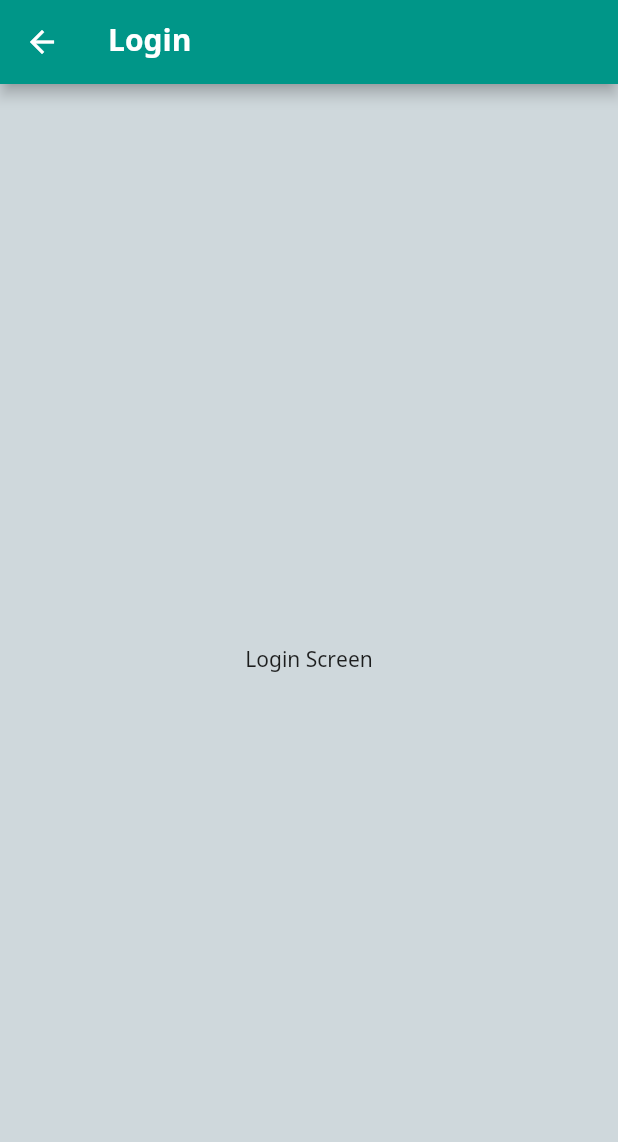
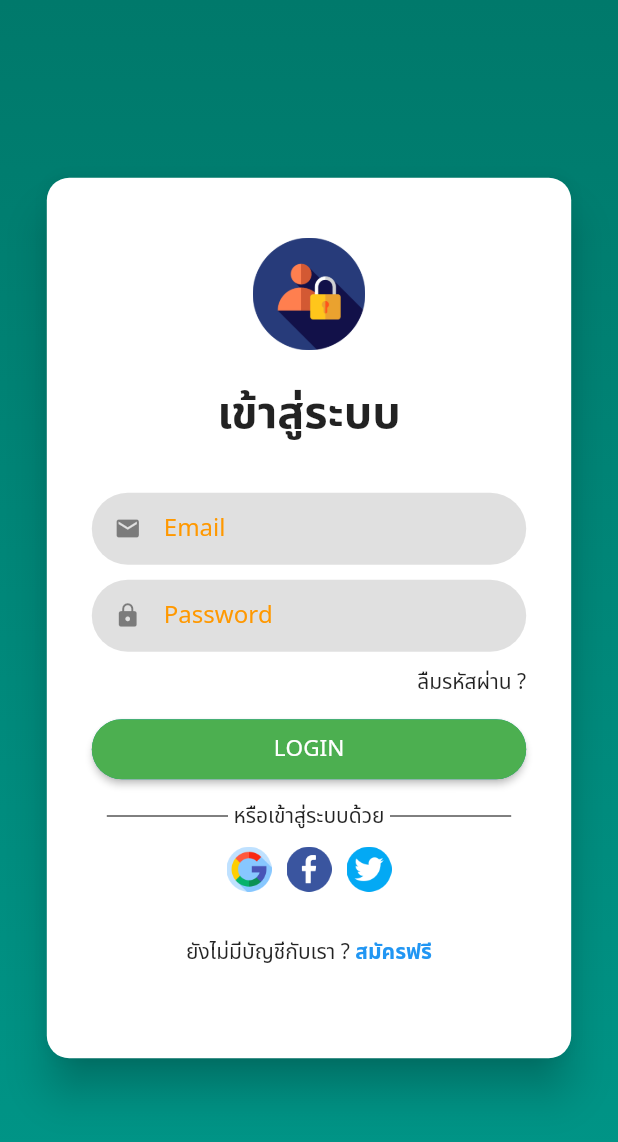
Before and after one commit to atthana/flutter3_nodejs_store, a Flutter app: the screen it shows after launch, after a tap on the "arrow forward" icon, after a tap on "ข้าม", on a phone screen of 412 x 824 dp. Shown: the top 1142 px of the screen. Run offline on Flutter 3.47's test engine with Material 2 defaults, Android fonts, the phone set to English and light mode, and no system bars; our stand-ins replace introduction_screen.

```diff
--- /dev/null
+++ b/lib/components/mobile_layout.dart
@@ -0,0 +1,28 @@
+import 'package:flutter/material.dart';
+
+class MobileLayout extends StatelessWidget {
+
+  final Image imageWidget;
+  final Widget dataWidget;
+
+  const MobileLayout(
+      {Key? key, required this.imageWidget, required this.dataWidget})
+      : super(key: key);
+
+  @override
+  Widget build(BuildContext context) {
+    return Padding(
+      padding: const EdgeInsets.symmetric(vertical: 40, horizontal: 10),
+      child: Column(
+        children: [
+          imageWidget,
+          SizedBox(
+            // width 80% of screen
+            width: MediaQuery.of(context).size.width * 0.8,
+            child: dataWidget,
+          )
+        ],
+      ),
+    );
+  }
+}
--- /dev/null
+++ b/lib/components/responsive_layout.dart
@@ -0,0 +1,56 @@
+// ignore_for_file: prefer_const_literals_to_create_immutables, prefer_const_constructors, avoid_unnecessary_containers
+// TODO: หน้านี้เอาไว้เช็คว่า user เปิดที่อุปกรณ์อะไร web or mobile, หน้าจออยู่ใน size เท่าไหร่
+
+import 'package:flutter/material.dart';
+import 'package:flutter_node_store/themes/colors.dart';
+
+class ResponsiveLayout extends StatelessWidget {
+  final Widget webChild;
+  final Widget mobileChild;
+
+  const ResponsiveLayout(
+      {Key? key, required this.webChild, required this.mobileChild})
+      : super(key: key);
+
+  @override
+  Widget build(BuildContext context) {
+    return Scaffold(
+      body: Container(
+          decoration: BoxDecoration(
+            gradient: LinearGradient(
+              colors: [primaryDark, primary],
+              begin: Alignment.topCenter,
+              end: Alignment.bottomCenter,
+            ),
+          ),
+          child: Center(
+            child: SingleChildScrollView(
+              child: Container(
+                child: Padding(
+                  padding: const EdgeInsets.all(10.0),
+                  child: Card(
+                    elevation: 12,
+                    shape: RoundedRectangleBorder(
+                      borderRadius: BorderRadius.circular(15),
+                    ),
+
+                    // Using for responsive layout
+                    child: LayoutBuilder(builder: (
+                      BuildContext context,
+                      BoxConstraints constraints,
+                    ) {
+                      // เราจะใช้ constraints มาเช็คว่าหน้าจอของเรามีขนาดเท่าไหร่
+                      Widget childWidget = mobileChild;
+                      if (constraints.maxWidth > 800) {
+                        childWidget = webChild;
+                      }
+                      return childWidget;
+                    }),
+                  ),
+                ),
+              ),
+            ),
+          )),
+    );
+  }
+}
--- /dev/null
+++ b/lib/components/rounded_button.dart
@@ -0,0 +1,36 @@
+import 'package:flutter/material.dart';
+
+class RoundedButton extends StatelessWidget {
+
+  final String label;
+  final VoidCallback onPressed;
+
+  const RoundedButton({Key? key, required this.label, required this.onPressed}) : super(key: key);
+
+  @override
+  Widget build(BuildContext context) {
+    return ElevatedButton(
+      onPressed: onPressed,
+      style: ElevatedButton.styleFrom(
+        padding: EdgeInsets.zero,
+        shape: RoundedRectangleBorder(
+          borderRadius: BorderRadius.circular(20),
+        ),
+      ),
+      child: Ink(
+        decoration: BoxDecoration(
+          color: Colors.green,
+          borderRadius: BorderRadius.circular(20),
+        ),
+        child: Container(
+          height: 40,
+          alignment: Alignment.center,
+          child: Text(
+            label,
+            style: const TextStyle(fontSize: 15),
+          ),
+        ),
+      ),
+    );
+  }
+}
--- /dev/null
+++ b/lib/components/social_media_options.dart
@@ -0,0 +1,64 @@
+import 'package:flutter/material.dart';
+
+class SocialMediaOptions extends StatelessWidget {
+  const SocialMediaOptions({Key? key}) : super(key: key);
+
+  @override
+  Widget build(BuildContext context) {
+    return Padding(
+      padding: const EdgeInsets.symmetric(horizontal: 10),
+      child: Column(
+        children: [
+          const Row(
+            children: [
+              Expanded(
+                  child: Divider(
+                color: Colors.black,
+              )),
+              Text(" หรือเข้าสู่ระบบด้วย "),
+              Expanded(
+                  child: Divider(
+                color: Colors.black,
+              )),
+            ],
+          ),
+          const SizedBox(
+            height: 10,
+          ),
+          Row(
+            mainAxisAlignment: MainAxisAlignment.center,
+            children: [
+              InkWell(
+                onTap: () {},
+                child: Image.asset(
+                  "assets/images/google.png",
+                  width: 30,
+                ),
+              ),
+              const SizedBox(
+                width: 10,
+              ),
+              InkWell(
+                onTap: () {},
+                child: Image.asset(
+                  "assets/images/facebook.png",
+                  width: 30,
+                ),
+              ),
+              const SizedBox(
+                width: 10,
+              ),
+              InkWell(
+                onTap: () {},
+                child: Image.asset(
+                  "assets/images/twitter.png",
+                  width: 30,
+                ),
+              ),
+            ],
+          )
+        ],
+      ),
+    );
+  }
+}
--- /dev/null
+++ b/lib/components/web_layout.dart
@@ -0,0 +1,40 @@
+import 'package:flutter/material.dart';
+
+class WebLayout extends StatelessWidget {
+
+  final Image imageWidget;
+  final Widget dataWidget;
+
+  const WebLayout(
+      {Key? key, required this.imageWidget, required this.dataWidget})
+      : super(key: key);
+
+  @override
+  Widget build(BuildContext context) {
+    return Padding(
+      padding: const EdgeInsets.symmetric(vertical: 10),
+      child: Column(
+        children: [
+          Row(
+            mainAxisAlignment: MainAxisAlignment.center,
+            mainAxisSize: MainAxisSize.min,
+            children: [
+              SizedBox(
+                width: 300,
+                child: Row(
+                  mainAxisAlignment: MainAxisAlignment.center,
+                  crossAxisAlignment: CrossAxisAlignment.center,
+                  children: [imageWidget],
+                ),
+              ),
+              SizedBox(
+                width: 400,
+                child: dataWidget,
+              )
+            ],
+          )
+        ],
+      ),
+    );
+  }
+}
--- /dev/null
+++ b/lib/screens/login/login_form.dart
@@ -0,0 +1,156 @@
+// ignore_for_file: unused_field, must_be_immutable
+
+import 'package:flutter/material.dart';
+import 'package:flutter_node_store/components/rounded_button.dart';
+import 'package:flutter_node_store/components/social_media_options.dart';
+
+class LoginForm extends StatelessWidget {
+  LoginForm({Key? key}) : super(key: key);
+
+  // สร้าง GlobalKey สำหรับ Form นี้
+  final _formKeyLogin = GlobalKey<FormState>();
+
+  // สร้าง TextEditingController
+  final _emailController = TextEditingController();
+  final _passwordController = TextEditingController();
+
+  @override
+  Widget build(BuildContext context) {
+    return Padding(
+      padding: const EdgeInsets.all(20.0),
+      child: Column(
+        children: [
+          const Text(
+            "เข้าสู่ระบบ",
+            style: TextStyle(
+              fontSize: 30,
+              fontWeight: FontWeight.bold,
+            ),
+          ),
+          const SizedBox(
+            height: 30,
+          ),
+          Form(
+              key: _formKeyLogin,
+              child: Column(children: [
+                TextFormField(
+                  controller: _emailController,
+                  keyboardType: TextInputType.emailAddress,
+                  autofocus: false,
+                  enableSuggestions: false,
+                  autocorrect: false,
+                  decoration: InputDecoration(
+                    hintText: "Email",
+                    prefixIcon: const Icon(Icons.email),
+                    border: OutlineInputBorder(
+                      borderRadius: BorderRadius.circular(40),
+                      borderSide:
+                          const BorderSide(width: 0, style: BorderStyle.none),
+                    ),
+                    filled: true,
+                    isDense: true,
+                    contentPadding: const EdgeInsets.fromLTRB(10, 10, 10, 10),
+                    fillColor: Colors.grey[300],
+                  ),
+                  validator: (value) {
+                    if (value == null || value.isEmpty) {
+                      return "กรุณากรอกอีเมล";
+                    } else if (!value.contains("@")) {
+                      return "กรุณากรอกอีเมลให้ถูกต้อง";
+                    }
+                    return null;
+                  },
+                ),
+                const SizedBox(
+                  height: 10,
+                ),
+                TextFormField(
+                  controller: _passwordController,
+                  obscureText: true,
+                  decoration: InputDecoration(
+                    hintText: "Password",
+                    prefixIcon: const Icon(Icons.lock),
+                    border: OutlineInputBorder(
+                      borderRadius: BorderRadius.circular(40),
+                      borderSide:
+                          const BorderSide(width: 0, style: BorderStyle.none),
+                    ),
+                    filled: true,
+                    isDense: true,
+                    contentPadding: const EdgeInsets.fromLTRB(10, 10, 10, 10),
+                    fillColor: Colors.grey[300],
+                  ),
+                  validator: (value) {
+                    if (value == null || value.isEmpty) {
+                      return "กรุณากรอกรหัสผ่าน";
+                    } else if (value.length < 6) {
+                      return "กรุณากรอกรหัสผ่านอย่างน้อย 6 ตัวอักษร";
+                    }
+                    return null;
+                  },
+                ),
+                const SizedBox(
+                  height: 10,
+                ),
+                Row(
+                  mainAxisAlignment: MainAxisAlignment.end,
+                  children: [
+                    InkWell(
+                      onTap: () {
+                        //Open Forgot password screen here
+                      },
+                      child: const Text("ลืมรหัสผ่าน ?"),
+                    )
+                  ],
+                ),
+                const SizedBox(
+                  height: 10,
+                ),
+                RoundedButton(
+                    label: "LOGIN",
+                    onPressed: () {
+
+                      // ตรวจสอบข้อมูลฟอร์ม
+                      if (_formKeyLogin.currentState!.validate()) {
+
+                        // ถ้าข้อมูลผ่านการตรวจสอบ ให้ทำการบันทึกข้อมูล
+                        _formKeyLogin.currentState!.save();
+
+                        // แสดงข้อมูลที่บันทึกใน Console
+                        print("Email: ${_emailController.text}");
+                        print("Password: ${_passwordController.text}");
+                      }
+
+                    })
+              ])),
+          const SizedBox(
+            height: 10,
+          ),
+          const SocialMediaOptions(),
+          const SizedBox(
+            height: 30,
+          ),
+          Row(
+            mainAxisAlignment: MainAxisAlignment.center,
+            children: [
+              const Text("ยังไม่มีบัญชีกับเรา ? "),
+              InkWell(
+                onTap: () {
+                  //Open Sign up screen here
+
+                },
+                child: const Text(
+                  "สมัครฟรี",
+                  style: TextStyle(
+                    color: Colors.blue,
+                    fontWeight: FontWeight.bold,
+                  ),
+                ),
+              )
+            ],
+          )
+        ],
+      ),
+    );
+  }
+}
--- a/lib/screens/login/login_screen.dart
+++ b/lib/screens/login/login_screen.dart
@@ -1,6 +1,10 @@
 // ignore_for_file: prefer_const_constructors
 
 import 'package:flutter/material.dart';
+import 'package:flutter_node_store/components/mobile_layout.dart';
+import 'package:flutter_node_store/components/responsive_layout.dart';
+import 'package:flutter_node_store/components/web_layout.dart';
+import 'package:flutter_node_store/screens/login/login_form.dart';
 
 class LoginScreen extends StatefulWidget {
   const LoginScreen({super.key});
@@ -12,13 +16,21 @@ class LoginScreen extends StatefulWidget {
 class _LoginScreenState extends State<LoginScreen> {
   @override
   Widget build(BuildContext context) {
-    return Scaffold(
-      appBar: AppBar(
-        title: Text('Login'),
-      ),
-      body: Center(
-        child: Text('Login Screen'),
-      ),
-    );
+    // หลังจากเข้ามาใน App จะเช็คก่อนเลยว่าเป็น web or mobile
+    return ResponsiveLayout(
+        webChild: WebLayout(
+          imageWidget: Image.asset(
+            "assets/images/login.png",
+            width: 200,
+          ),
+          dataWidget: LoginForm(),
+        ),
+        mobileChild: MobileLayout(
+          imageWidget: Image.asset(
+            "assets/images/login.png",
+            width: 75,
+          ),
+          dataWidget: LoginForm(),
+        ));
   }
 }
--- a/lib/screens/welcome/welcome_screen.dart
+++ b/lib/screens/welcome/welcome_screen.dart
@@ -17,8 +17,8 @@ class _WelcomeScreenState extends State<WelcomeScreen> {
   // ฟังก์ชันเมื่อจบการแสดง Intro
   void _onIntroEnd(context) async {
     // ไปยังหน้า Login
-    // Navigator.pushReplacementNamed(context, AppRouter.login);  // เปิดแบบไม่มีปุ่มย้อนกลับ
-    Navigator.pushNamed(context, AppRouter.login);  // เปิดแบบ back ได้
+    Navigator.pushReplacementNamed(context, AppRouter.login);  // เปิดแบบไม่มีปุ่มย้อนกลับ
+    // Navigator.pushNamed(context, AppRouter.login);  // เปิดแบบ back ได้
   }
 
   // ฟังก์ชันกำหนดภาพที่ใช้แสดงใน Intro
--- a/lib/themes/styles.dart
+++ b/lib/themes/styles.dart
@@ -4,7 +4,6 @@ import 'package:flutter/material.dart';
 import 'package:flutter_node_store/themes/colors.dart';
 
 class AppTheme {
-
   // Custom text theme
   static final customTextTheme = TextTheme(
     bodyMedium: TextStyle(
@@ -62,5 +61,4 @@ class AppTheme {
       iconTheme: IconThemeData(color: icons),
     ),
   );
-
 }
```
